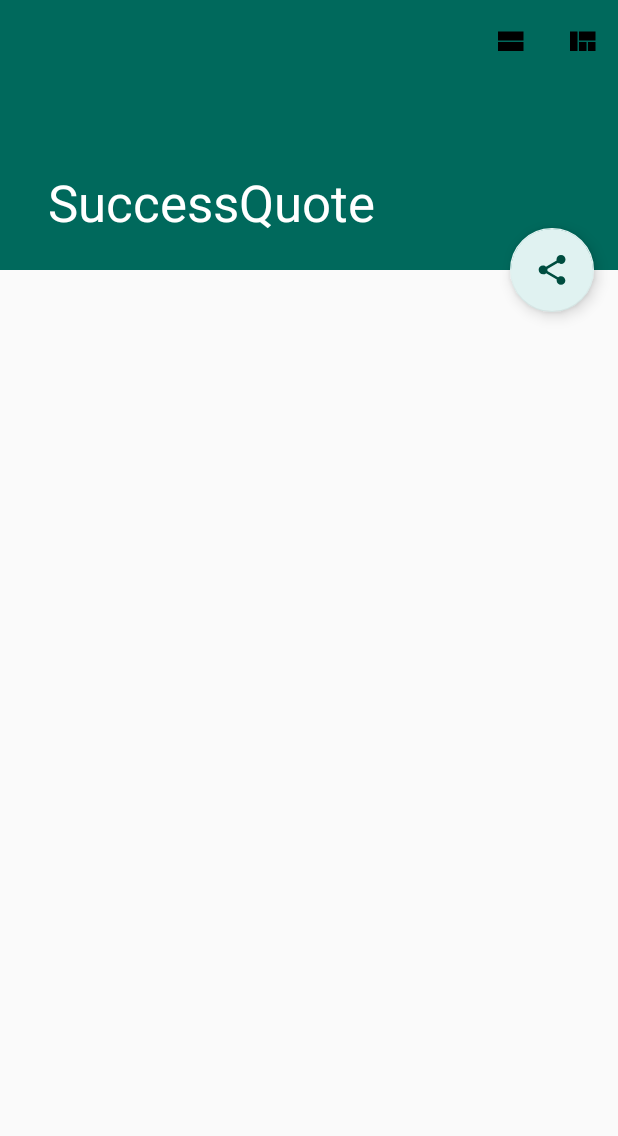
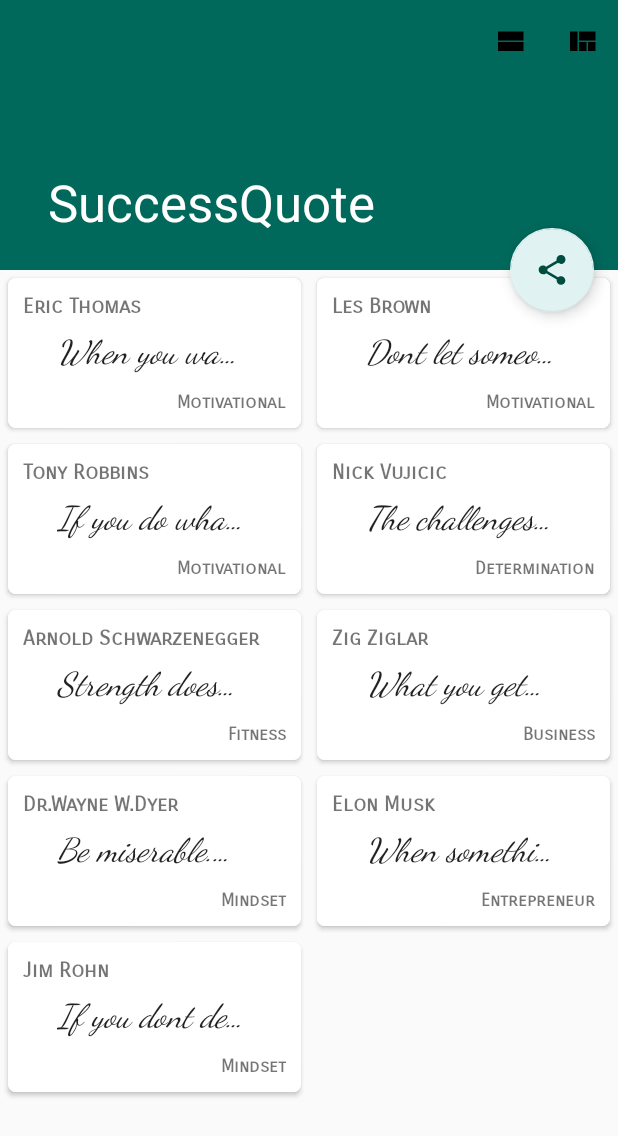
Before and after one commit to Keyner32/SuccessQuote, an Android app: the screen it shows after launch (MainActivity), on a phone screen of 412 x 824 dp. Shown: the top 1136 px of the screen. Run offline under Robolectric (Android 15) with nearby library versions, the phone set to English and light mode, and no system bars.

Commit message:
added layout views and text

```diff
--- a/app/src/main/java/com/example/gabekeyner/successquote/Adapter.java
+++ b/app/src/main/java/com/example/gabekeyner/successquote/Adapter.java
@@ -2,12 +2,12 @@ package com.example.gabekeyner.successquote;
 
 import android.content.Context;
 import android.content.Intent;
-import android.support.v7.widget.CardView;
 import android.support.v7.widget.RecyclerView;
 import android.view.LayoutInflater;
 import android.view.View;
 import android.view.ViewGroup;
 import android.widget.TextView;
+import android.widget.Toast;
 
 import java.util.ArrayList;
 
@@ -19,7 +19,6 @@ public class Adapter extends RecyclerView.Adapter<Adapter.ViewHolder> {
 
     private ArrayList<QuoteHelper> quotes;
     private Context context;
-    CardView cardView;
     int prevPos = 0;
 
     public Adapter(Context context, ArrayList<QuoteHelper> quotes) {
@@ -41,11 +40,39 @@ public class Adapter extends RecyclerView.Adapter<Adapter.ViewHolder> {
         holder.bodyText.setText(quote.getQuote_body());
         holder.categoryText.setText(quote.getQuote_category());
 
-        cardView = (CardView) cardView.findViewById(R.id.cardView);
-        holder.itemView.setOnClickListener(new View.OnClickListener() {
+        if(position > prevPos){
+
+            //put animation here
+        }else {
+            //put animation here
+        }
+        prevPos = position;
+        int lastPosition = -1;
+        //Animation to authorText
+        //Animation to bodyText
+        //Animation to categoryText
+
+
+
+        holder.authorText.setOnClickListener(new View.OnClickListener() {
             @Override
             public void onClick(View view) {
                 openDetailActivity(quote.getAuthor(),quote.getQuote_body(),quote.getQuote_category());
+                Toast.makeText(context, "More on " + quote.getAuthor(), Toast.LENGTH_SHORT).show();
+            }
+        });
+        holder.bodyText.setOnClickListener(new View.OnClickListener() {
+            @Override
+            public void onClick(View view) {
+                openDetailActivity(quote.getAuthor(),quote.getQuote_body(),quote.getQuote_category());
+                Toast.makeText(context, "More on " + quote.getAuthor(), Toast.LENGTH_SHORT).show();
+            }
+        });
+        holder.categoryText.setOnClickListener(new View.OnClickListener() {
+            @Override
+            public void onClick(View view) {
+                openDetailActivity(quote.getAuthor(),quote.getQuote_body(),quote.getQuote_category());
+                Toast.makeText(context, "More on " + quote.getAuthor(), Toast.LENGTH_SHORT).show();
             }
         });
 
@@ -72,6 +99,7 @@ public class Adapter extends RecyclerView.Adapter<Adapter.ViewHolder> {
 
         public TextView authorText, bodyText, categoryText;
 
+
         public ViewHolder(final View itemView) {
             super(itemView);
 
--- a/app/src/main/java/com/example/gabekeyner/successquote/MainActivity.java
+++ b/app/src/main/java/com/example/gabekeyner/successquote/MainActivity.java
@@ -4,6 +4,7 @@ import android.os.Bundle;
 import android.support.design.widget.FloatingActionButton;
 import android.support.design.widget.Snackbar;
 import android.support.v7.app.AppCompatActivity;
+import android.support.v7.widget.GridLayoutManager;
 import android.support.v7.widget.LinearLayoutManager;
 import android.support.v7.widget.RecyclerView;
 import android.support.v7.widget.StaggeredGridLayoutManager;
@@ -59,6 +60,8 @@ public class MainActivity extends AppCompatActivity {
         setContentView(R.layout.activity_main);
         Toolbar toolbar = (Toolbar) findViewById(R.id.toolbar);
         setSupportActionBar(toolbar);
+        initViews();
+
 
         FloatingActionButton fab = (FloatingActionButton) findViewById(R.id.fab);
         fab.setOnClickListener(new View.OnClickListener() {
@@ -68,9 +71,10 @@ public class MainActivity extends AppCompatActivity {
                         .setAction("Action", null).show();
             }
         });
+        recyclerView = (RecyclerView)findViewById(R.id.recyclerView);
     }
 
-    private Menu mMenu;
+
 
     @Override
     public boolean onCreateOptionsMenu(Menu menu) {
@@ -80,9 +84,19 @@ public class MainActivity extends AppCompatActivity {
         return true;
     }
 
+    private void initViews() {
+        RecyclerView recyclerView = (RecyclerView) findViewById(R.id.recyclerView);
+        recyclerView.setHasFixedSize(true);
+        RecyclerView.LayoutManager layoutManager = new GridLayoutManager(getApplicationContext(), 2);
+        recyclerView.setLayoutManager(layoutManager);
+        ArrayList<QuoteHelper> quoteHelpers = prepareData();
+        Adapter adapter = new Adapter(getApplicationContext(), quoteHelpers);
+        recyclerView.setAdapter(adapter);
+    }
+
     private ArrayList<QuoteHelper> prepareData() {
         ArrayList<QuoteHelper> quoteHelpers = new ArrayList<>();
-        for (int i = 0; i <quote_authors.length; i++) {
+        for (int i = 0; i < quote_authors.length; i++) {
             QuoteHelper quoteHelper = new QuoteHelper();
             quoteHelper.setAuthor(quote_authors[i]);
             quoteHelper.setQuote_body(quote_body[i]);
@@ -107,11 +121,9 @@ public class MainActivity extends AppCompatActivity {
 
         switch (id) {
             case R.id.linearView:
-
                 LinearLayoutManager linearlayoutMang = new LinearLayoutManager(this);
                 linearlayoutMang.setOrientation(LinearLayoutManager.VERTICAL);
                 recyclerView.setLayoutManager(linearlayoutMang);
-
                 break;
             case R.id.staggerdView:
                 StaggeredGridLayoutManager staggeredGridLayoutMang = new StaggeredGridLayoutManager(2, StaggeredGridLayoutManager.VERTICAL);
--- a/app/src/main/res/layout/card_view.xml
+++ b/app/src/main/res/layout/card_view.xml
@@ -26,9 +26,9 @@
             android:layout_alignParentLeft="true"
             android:layout_alignParentTop="true"
             android:clickable="true"
-            android:textAppearance="?android:attr/textAppearanceMedium"
+            android:textAppearance="?android:attr/textAppearanceSmall"
             android:textStyle="bold"
-            />
+            android:fontFamily="sans-serif-smallcaps"/>
 
         <TextView
             android:id="@+id/textCategory"
@@ -38,7 +38,9 @@
             android:layout_alignParentRight="true"
             android:longClickable="true"
             android:textAppearance="?android:attr/textAppearanceSmall"
-            android:textStyle="bold"/>
+            android:textStyle="bold"
+            android:fontFamily="sans-serif-smallcaps"
+            android:textSize="12sp"/>
 
         <TextView
             android:id="@+id/textBody"
@@ -46,8 +48,12 @@
             android:layout_height="wrap_content"
             android:layout_centerInParent="true"
             android:layout_marginLeft="10dp"
-            android:textAppearance="?android:attr/textAppearanceMedium"
-            />
+            android:maxEms="5"
+            android:singleLine="true"
+            android:textAppearance="?android:attr/textAppearanceLarge"
+            android:fontFamily="cursive"
+            android:textStyle="normal|italic"
+            android:textSize="22sp"/>
 
     </RelativeLayout>
 </android.support.v7.widget.CardView>
--- a/app/src/main/res/layout/content_main.xml
+++ b/app/src/main/res/layout/content_main.xml
@@ -10,11 +10,12 @@
     tools:showIn="@layout/activity_main">
 
     <android.support.v7.widget.RecyclerView
-        android:id="@+id/cardView"
-        android:scrollbars="vertical"
+        android:id="@+id/recyclerView"
         android:layout_width="match_parent"
-        android:layout_height="match_parent">
+        android:layout_height="match_parent"
+        android:scrollbars="vertical">
 
     </android.support.v7.widget.RecyclerView>
 
+
 </android.support.v4.widget.NestedScrollView>
```
